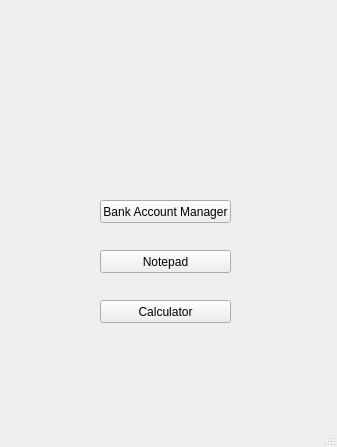
This is Examen/principal.ui in fvillalobos14/ExamenProgra3 as Qt 5 draws it before an edit. The edited form follows.
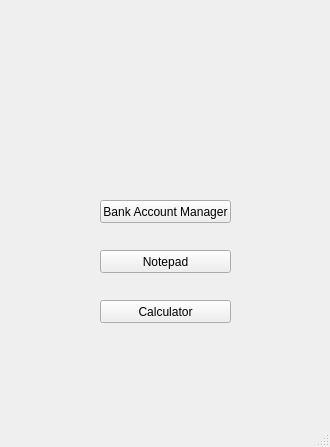
This is the edited form. Icons and pictures are not drawn.

```diff
--- a/Examen/principal.ui
+++ b/Examen/principal.ui
@@ -6,7 +6,7 @@
    <rect>
     <x>0</x>
     <y>0</y>
-    <width>337</width>
+    <width>330</width>
     <height>447</height>
    </rect>
   </property>
```
Left out of the diff: 2 changed lines with no effect on the pictures.
